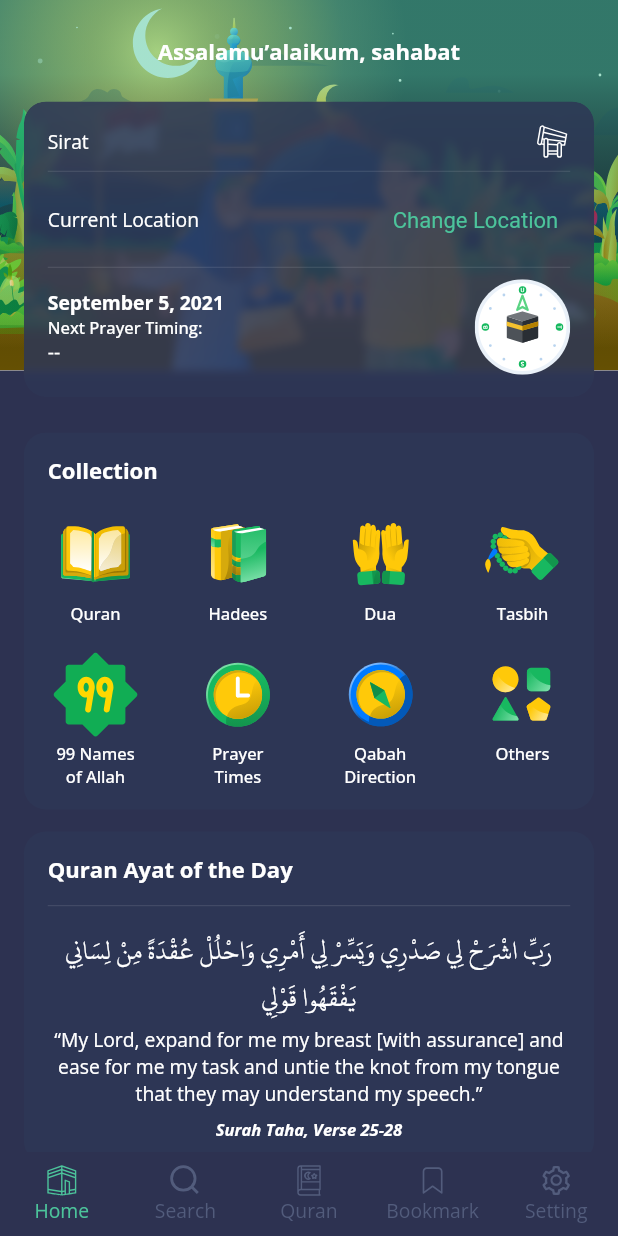
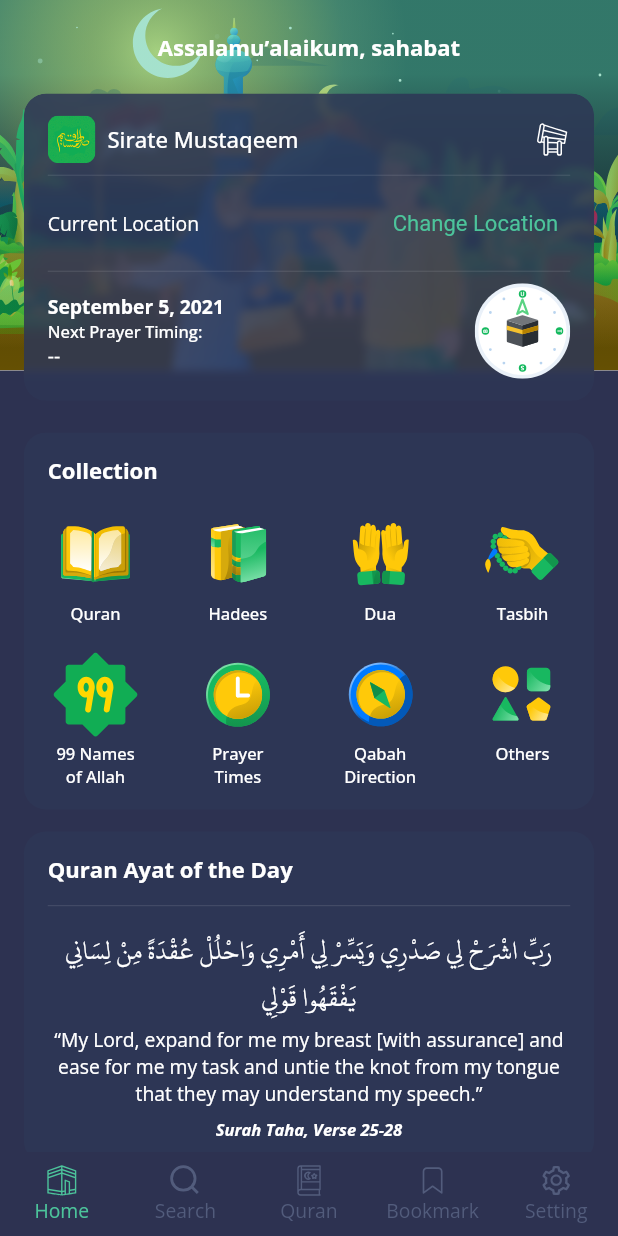
Before and after one commit to muhammadtalhasultan/Sirat-E-Mustaqeem, a Flutter app: the TabScaffold screen opened directly, on a phone screen of 412 x 824 dp. Run offline on Flutter 3.47's test engine with Material 2 defaults, Android fonts, the phone set to English and light mode, and no system bars; our stand-ins replace bloc, dartz, dio, equatable, flutter_bloc, flutter_local_notifications and 12 more; missing offline and left inert: motion_sensors; accounts and stored records are empty; network calls fail; project files that could hold a hidden picture were left out.

Commit message:
app icon set

```diff
--- a/lib/src/core/notification/notification_service.dart
+++ b/lib/src/core/notification/notification_service.dart
@@ -38,7 +38,7 @@ class NotificationService {
 
     /// andriod local notification setting
     const AndroidInitializationSettings initializationSettingsAndroid =
-        AndroidInitializationSettings('circle_kesan');
+        AndroidInitializationSettings('ic_launcher');
 
     /// Note: permissions aren't requested here just to demonstrate that can be
     /// done later
--- a/lib/src/features/bottom_tab/widget/tab_scaffold.dart
+++ b/lib/src/features/bottom_tab/widget/tab_scaffold.dart
@@ -19,7 +19,6 @@ class TabScaffold extends StatefulWidget {
 class _TabScaffoldState extends State<TabScaffold> {
   @override
   void didChangeDependencies() {
-    print('from tab scaffold');
     BlocProvider.of<TimingBloc>(context).add(
       RequestTiming(
         BlocProvider.of<NotificationBloc>(context).state.status,
--- a/lib/src/features/home/widget/kiblat_card.dart
+++ b/lib/src/features/home/widget/kiblat_card.dart
@@ -31,10 +31,22 @@ class KiblatCard extends StatelessWidget {
           child: Column(
             children: [
               Row(
-                mainAxisAlignment: MainAxisAlignment.spaceBetween,
                 children: [
-                  Text(
-                    'Sirat',
+                  ClipRRect(
+                    borderRadius: BorderRadius.circular(8.r),
+                    child: SvgPicture.asset(
+                      'assets/images/core/svg/app_logo.svg',
+                      width: 32.w,
+                    ),
+                  ),
+                  SizedBox(
+                    width: 8.w,
+                  ),
+                  Expanded(
+                    child: Text(
+                      'Sirate Mustaqeem',
+                      style: Theme.of(context).textTheme.headline6,
+                    ),
                   ),
                   GestureDetector(
                     onTap: () {},
```
Also changed, not shown: lib/src/features/setting/widget/general_card.dart (+9 -2 lines), pubspec.yaml (+1 -12 lines), assets/images/core/svg/app_logo.svg (added), 35 other files.
